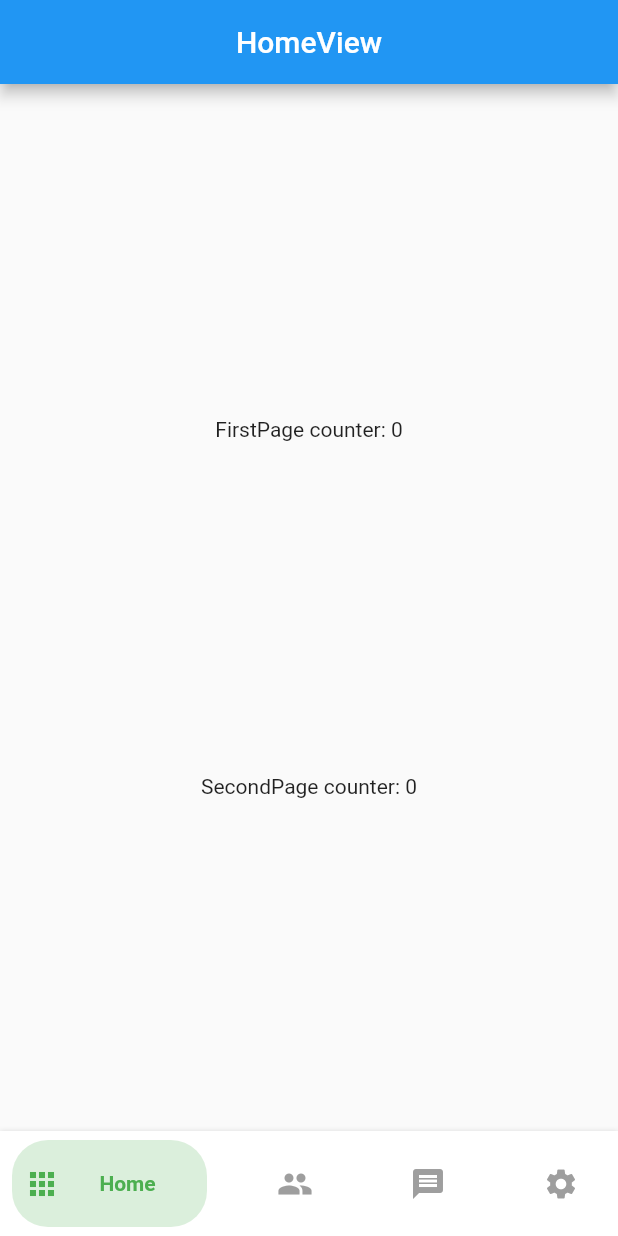
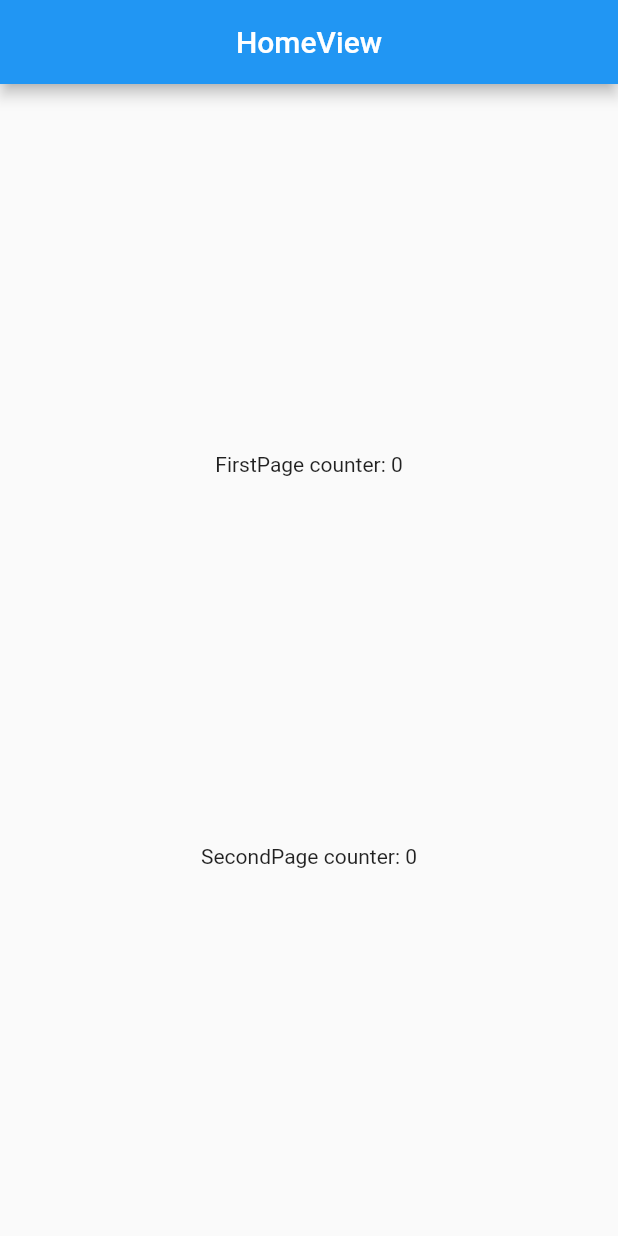
Before and after one commit to ArturNiklewicz/get_playground, a Flutter app: the screen it shows after launch, on a phone screen of 412 x 824 dp. Run offline on Flutter 3.47's test engine with Material 2 defaults, Android fonts, the phone set to English and light mode, and no system bars; our stand-ins replace get.

Commit message:
Refactoring changes

```diff
--- a/lib/app/modules/~home_page/views/home_view.dart
+++ b/lib/app/modules/~home_page/views/home_view.dart
@@ -1,8 +1,6 @@
 import 'package:flutter/material.dart';
 import 'package:get/get.dart';
-import 'package:getx_playground/app/shared_widgets/bottom_navigation_bar/nav_bar_controller.dart';
 import '../../../routes/app_pages.dart';
-import '../../../shared_widgets/bottom_navigation_bar/nav_bar.dart';
 import '../../first_page/controllers/first_page_controller.dart';
 import '../../first_page/views/first_page_view.dart';
 import '../../second_page/controllers/second_page_controller.dart';
--- a/lib/app/routes/app_pages.dart
+++ b/lib/app/routes/app_pages.dart
@@ -1,5 +1,4 @@
 import 'package:get/get.dart';
-import 'package:getx_playground/app/shared_widgets/bottom_navigation_bar/nav_bar_page.dart';
 import '../modules/first_page/bindings/first_page_binding.dart';
 import '../modules/first_page/views/first_page_view.dart';
 import '../modules/second_page/bindings/second_page_binding.dart';
@@ -17,10 +16,6 @@ class AppPages {
   static const INITIAL = Routes.NAVBARPAGE;
 
   static final routes = [
-    GetPage(
-      name: _Paths.NAVBARPAGE,
-      page: () => NavBarPage(),
-    ),
     GetPage(
       name: _Paths.HOME,
       page: () => HomeView(),
--- a/lib/app/shared_widgets/bottom_navigation_bar/nav_bar_controller.dart
+++ /dev/null
@@ -1,9 +0,0 @@
-import 'package:get/get.dart';
-
-class NavBarController extends GetxController {
-  var selectedIndex = 0.obs;
-
-  void changeIndex(int index) {
-    selectedIndex.value = index;
-  }
-}
--- a/lib/app/shared_widgets/bottom_navigation_bar/nav_bar_page.dart
+++ /dev/null
@@ -1,92 +0,0 @@
-import 'package:flutter/material.dart';
-import 'package:get/get.dart';
-import 'package:getx_playground/app/shared_widgets/bottom_navigation_bar/nav_bar_controller.dart';
-import '../../modules/first_page/controllers/first_page_controller.dart';
-import '../../modules/first_page/views/first_page_view.dart';
-import '../../modules/second_page/controllers/second_page_controller.dart';
-import '../../modules/second_page/views/second_page_view.dart';
-import '../../modules/third_page/views/third_page_view.dart';
-import '../../modules/~home_page/views/home_view.dart';
-import '../../navigation/custom_navigation_bar.dart';
-
-class NavBarPage extends StatefulWidget {
-  NavBarPage({Key? key}) : super(key: key);
-
-  @override
-  State<NavBarPage> createState() => _NavBarPageState();
-}
-
-class _NavBarPageState extends State<NavBarPage> {
-  int _currentIndex = 0;
-
-  final _inactiveColor = Colors.grey;
-
-  @override
-  Widget build(BuildContext context) {
-    return Scaffold(
-        /* appBar: AppBar(
-          automaticallyImplyLeading: false,
-          title: Text("Custom Animated Bottom Navigation Bar"),
-          backgroundColor: Colors.green[200],
-        ), */
-        body: getBody(),
-        bottomNavigationBar: _buildBottomBar());
-  }
-
-  Widget _buildBottomBar() {
-    return CustomAnimatedBottomBar(
-      containerHeight: 70,
-      backgroundColor: Colors.white,
-      selectedIndex: _currentIndex,
-      showElevation: true,
-      itemCornerRadius: 24,
-      curve: Curves.easeIn,
-      onItemSelected: (index) => setState(() => _currentIndex = index),
-      items: <BottomNavyBarItem>[
-        BottomNavyBarItem(
-          icon: Icon(Icons.apps),
-          title: Text('Home'),
-          activeColor: Colors.green,
-          inactiveColor: _inactiveColor,
-          textAlign: TextAlign.center,
-        ),
-        BottomNavyBarItem(
-          icon: Icon(Icons.people),
-          title: Text('Users'),
-          activeColor: Colors.purpleAccent,
-          inactiveColor: _inactiveColor,
-          textAlign: TextAlign.center,
-        ),
-        BottomNavyBarItem(
-          icon: Icon(Icons.message),
-          title: Text(
-            'Messages ',
-          ),
-          activeColor: Colors.pink,
-          inactiveColor: _inactiveColor,
-          textAlign: TextAlign.center,
-        ),
-        BottomNavyBarItem(
-          icon: Icon(Icons.settings),
-          title: Text('Settings'),
-          activeColor: Colors.blue,
-          inactiveColor: _inactiveColor,
-          textAlign: TextAlign.center,
-        ),
-      ],
-    );
-  }
-
-  Widget getBody() {
-    List<Widget> pages = [
-      HomeView(),
-      FirstPageView(),
-      SecondPageView(),
-      ThirdPageView(),
-    ];
-    return IndexedStack(
-      index: _currentIndex,
-      children: pages,
-    );
-  }
-}
```
Also changed, not shown: lib/app/shared_widgets/bottom_navigation_bar/nav_bar.dart (deleted, +0 -12 lines).
